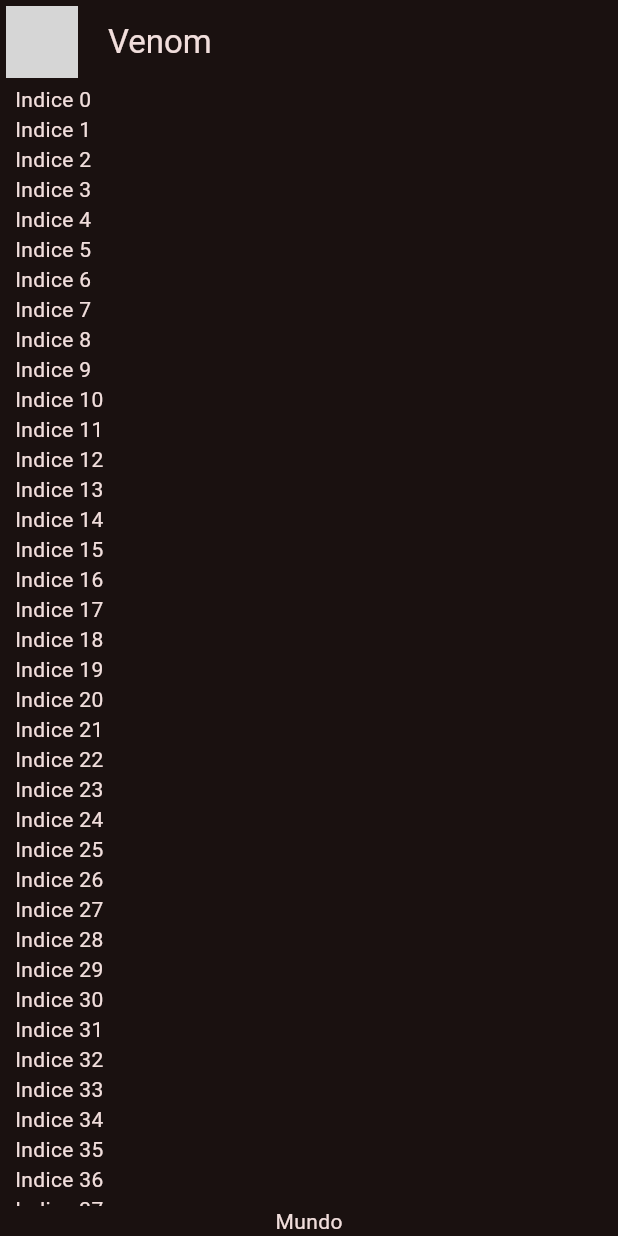
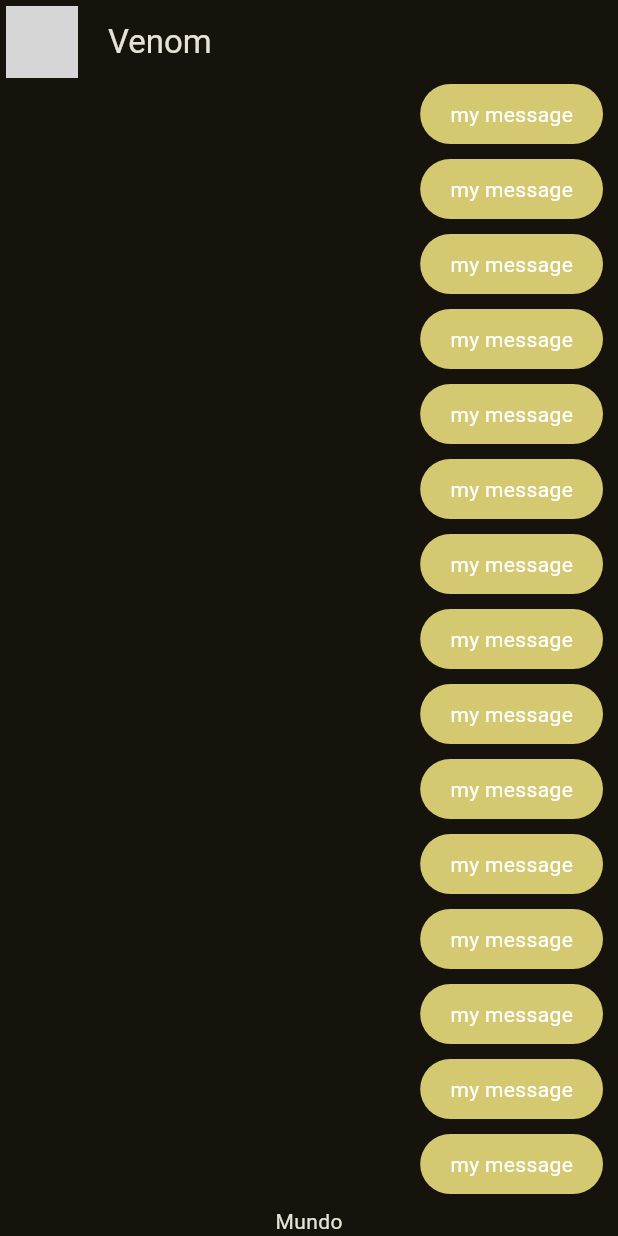
Before and after one commit to doggbmx/yes_no_app, a Flutter app: the screen it shows after launch, on a phone screen of 412 x 824 dp. Run offline on Flutter 3.47's test engine with Material 2 defaults, Android fonts, the phone set to English and light mode, and no system bars; network calls fail; grey boxes are pictures that could not be loaded.

Commit message:
add my_messages widget

```diff
--- a/lib/main.dart
+++ b/lib/main.dart
@@ -1,6 +1,6 @@
 import 'package:flutter/material.dart';
 import 'package:yes_no_app/config/theme/app_theme.dart';
-import 'package:yes_no_app/presentation/chat/chat_screen.dart';
+import 'package:yes_no_app/presentation/screens/chat/chat_screen.dart';
 
 void main() => runApp(const MyApp());
 
@@ -12,7 +12,7 @@ class MyApp extends StatelessWidget {
     return MaterialApp(
       debugShowCheckedModeBanner: false,
       title: 'Yes No App',
-      theme: AppTheme(selectedColor: 2).theme(),
+      theme: AppTheme(selectedColor: 5).theme(),
       home: const ChatScreen(),
     );
   }
--- a/lib/presentation/chat/chat_screen.dart
+++ b/lib/presentation/screens/chat/chat_screen.dart
@@ -1,4 +1,5 @@
 import 'package:flutter/material.dart';
+import 'package:yes_no_app/presentation/widgets/chat/my_message_bubble.dart';
 
 class ChatScreen extends StatelessWidget {
   const ChatScreen({super.key});
@@ -41,9 +42,7 @@ class _ChatView extends StatelessWidget {
               child: ListView.builder(
                 itemCount: 100,
                 itemBuilder: (context, index) {
-                  return Text(
-                    'Indice $index',
-                  );
+                  return const MyMessageBubble();
                 },
               ),
             ),
--- /dev/null
+++ b/lib/presentation/widgets/chat/my_message_bubble.dart
@@ -0,0 +1,33 @@
+import 'package:flutter/material.dart';
+
+class MyMessageBubble extends StatelessWidget {
+  const MyMessageBubble({super.key});
+
+  @override
+  Widget build(BuildContext context) {
+    final colors = Theme.of(context).colorScheme;
+    return Column(
+      crossAxisAlignment: CrossAxisAlignment.end,
+      children: [
+        Container(
+          decoration: BoxDecoration(
+            borderRadius: BorderRadius.circular(20),
+            color: colors.primary,
+          ),
+          child: const Padding(
+            padding: EdgeInsets.symmetric(horizontal: 20, vertical: 10),
+            child: Text(
+              'my message',
+              style: TextStyle(
+                color: Colors.white,
+              ),
+            ),
+          ),
+        ),
+        const SizedBox(
+          height: 10,
+        ),
+      ],
+    );
+  }
+}
```
